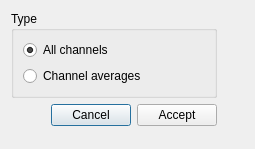
cibr-jyu/meggie, file designer_ui_files/outputOptionsUi.ui: the form before one commit.
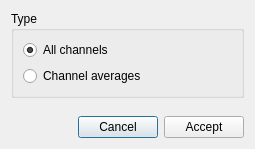
The form after the commit.

Commit message: Return to use output options in plots and saves

The edit to the form file:
```diff
--- a/designer_ui_files/outputOptionsUi.ui
+++ b/designer_ui_files/outputOptionsUi.ui
@@ -13,10 +13,6 @@
   <property name="windowTitle">
    <string>Output options</string>
   </property>
-  <layout class="QFormLayout" name="formLayout">
-   <item row="0" column="0">
-    <layout class="QVBoxLayout" name="verticalLayout">
-     <item>
       <layout class="QGridLayout" name="gridLayout">
        <item row="0" column="0">
         <widget class="QGroupBox" name="groupBoxType">
@@ -44,9 +40,7 @@
          </layout>
         </widget>
        </item>
-      </layout>
-     </item>
-     <item>
+   <item row="2" column="0">
       <layout class="QHBoxLayout" name="horizontalLayout">
        <item>
         <spacer name="horizontalSpacer">
@@ -77,7 +71,18 @@
        </item>
       </layout>
      </item>
-    </layout>
+   <item row="1" column="0">
+    <spacer name="verticalSpacer">
+     <property name="orientation">
+      <enum>Qt::Vertical</enum>
+     </property>
+     <property name="sizeHint" stdset="0">
+      <size>
+       <width>20</width>
+       <height>40</height>
+      </size>
+     </property>
+    </spacer>
    </item>
   </layout>
  </widget>
```
Lines whose indentation alone changed are shown as unchanged. The commit also changes 12 other files.
